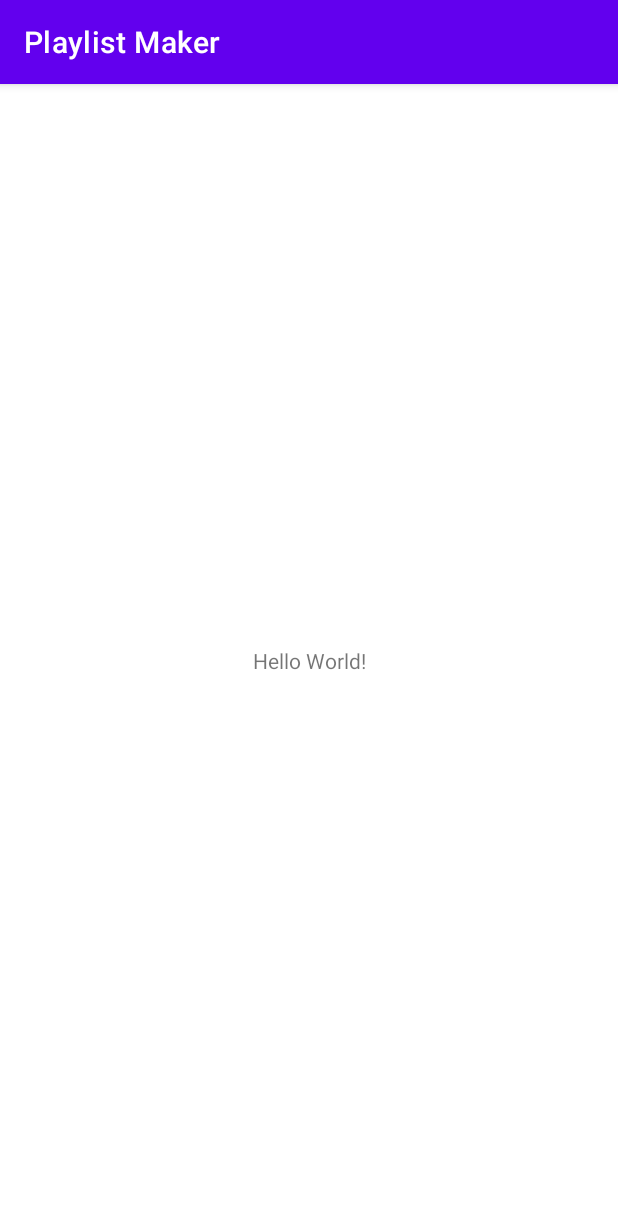
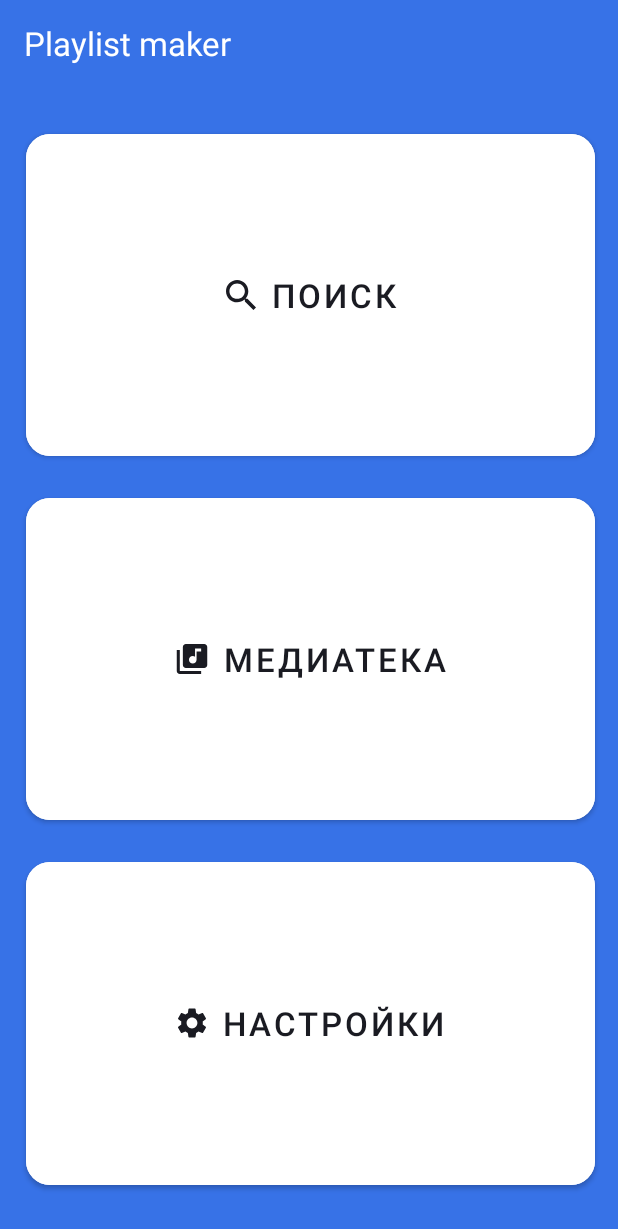
Before and after one commit to DimaK21/PlaylistMaker, an Android app: the screen it shows after launch (MainActivity), on a phone screen of 412 x 824 dp. Shown: the top 1229 px of the screen. Run offline under Robolectric (Android 15) with nearby library versions, the phone set to English and light mode, and no system bars.

Commit message:
main view

```diff
--- a/app/src/main/AndroidManifest.xml
+++ b/app/src/main/AndroidManifest.xml
@@ -9,8 +9,11 @@
         android:icon="@mipmap/ic_launcher"
         android:label="@string/app_name"
         android:supportsRtl="true"
-        android:theme="@style/Theme.PlaylistMaker"
+        android:theme="@style/Theme.MaterialComponents.DayNight.NoActionBar"
         tools:targetApi="31">
+        <activity
+            android:name=".SettingsActivity"
+            android:exported="false" />
         <activity
             android:name=".MainActivity"
             android:exported="true">
--- /dev/null
+++ b/app/src/main/java/ru/kryu/playlistmaker/SettingsActivity.kt
@@ -0,0 +1,11 @@
+package ru.kryu.playlistmaker
+
+import androidx.appcompat.app.AppCompatActivity
+import android.os.Bundle
+
+class SettingsActivity : AppCompatActivity() {
+    override fun onCreate(savedInstanceState: Bundle?) {
+        super.onCreate(savedInstanceState)
+        setContentView(R.layout.activity_settings)
+    }
+}
--- /dev/null
+++ b/app/src/main/res/drawable/media_icon.xml
@@ -0,0 +1,9 @@
+<vector xmlns:android="http://schemas.android.com/apk/res/android"
+    android:width="21dp"
+    android:height="20dp"
+    android:viewportWidth="21"
+    android:viewportHeight="20">
+  <path
+      android:pathData="M18.5,0H6.5C5.4,0 4.5,0.9 4.5,2V14C4.5,15.1 5.4,16 6.5,16H18.5C19.6,16 20.5,15.1 20.5,14V2C20.5,0.9 19.6,0 18.5,0ZM16.5,5H13.5V10.5C13.5,11.88 12.38,13 11,13C9.62,13 8.5,11.88 8.5,10.5C8.5,9.12 9.62,8 11,8C11.57,8 12.08,8.19 12.5,8.51V3H16.5V5ZM2.5,4H0.5V18C0.5,19.1 1.4,20 2.5,20H16.5V18H2.5V4Z"
+      android:fillColor="#1A1B22"/>
+</vector>
--- /dev/null
+++ b/app/src/main/res/drawable/search_icon.xml
@@ -0,0 +1,4 @@
+<vector android:height="20dp" android:viewportHeight="19"
+    android:viewportWidth="19" android:width="20dp" xmlns:android="http://schemas.android.com/apk/res/android">
+    <path android:fillColor="#1A1B22" android:pathData="M13.579,11.95H12.721L12.417,11.656C13.481,10.418 14.122,8.81 14.122,7.061C14.122,3.161 10.961,0 7.061,0C3.161,0 0,3.161 0,7.061C0,10.961 3.161,14.122 7.061,14.122C8.81,14.122 10.418,13.481 11.656,12.417L11.95,12.721V13.579L17.381,19L19,17.381L13.579,11.95ZM7.061,11.95C4.356,11.95 2.173,9.766 2.173,7.061C2.173,4.356 4.356,2.173 7.061,2.173C9.766,2.173 11.95,4.356 11.95,7.061C11.95,9.766 9.766,11.95 7.061,11.95Z"/>
+</vector>
--- /dev/null
+++ b/app/src/main/res/drawable/settings_icon.xml
@@ -0,0 +1,9 @@
+<vector xmlns:android="http://schemas.android.com/apk/res/android"
+    android:width="20dp"
+    android:height="20dp"
+    android:viewportWidth="20"
+    android:viewportHeight="20">
+  <path
+      android:pathData="M17.14,10.94C17.18,10.64 17.2,10.33 17.2,10C17.2,9.68 17.18,9.36 17.13,9.06L19.16,7.48C19.34,7.34 19.39,7.07 19.28,6.87L17.36,3.55C17.24,3.33 16.99,3.26 16.77,3.33L14.38,4.29C13.88,3.91 13.35,3.59 12.76,3.35L12.4,0.81C12.36,0.57 12.16,0.4 11.92,0.4H8.08C7.84,0.4 7.65,0.57 7.61,0.81L7.25,3.35C6.66,3.59 6.12,3.92 5.63,4.29L3.24,3.33C3.02,3.25 2.77,3.33 2.65,3.55L0.74,6.87C0.62,7.08 0.66,7.34 0.86,7.48L2.89,9.06C2.84,9.36 2.8,9.69 2.8,10C2.8,10.31 2.82,10.64 2.87,10.94L0.84,12.52C0.66,12.66 0.61,12.93 0.72,13.13L2.64,16.45C2.76,16.67 3.01,16.74 3.23,16.67L5.62,15.71C6.12,16.09 6.65,16.41 7.24,16.65L7.6,19.19C7.65,19.43 7.84,19.6 8.08,19.6H11.92C12.16,19.6 12.36,19.43 12.39,19.19L12.75,16.65C13.34,16.41 13.88,16.09 14.37,15.71L16.76,16.67C16.98,16.75 17.23,16.67 17.35,16.45L19.27,13.13C19.39,12.91 19.34,12.66 19.15,12.52L17.14,10.94ZM10,13.6C8.02,13.6 6.4,11.98 6.4,10C6.4,8.02 8.02,6.4 10,6.4C11.98,6.4 13.6,8.02 13.6,10C13.6,11.98 11.98,13.6 10,13.6Z"
+      android:fillColor="#1A1B22"/>
+</vector>
--- a/app/src/main/res/layout/activity_main.xml
+++ b/app/src/main/res/layout/activity_main.xml
@@ -1,18 +1,72 @@
 <?xml version="1.0" encoding="utf-8"?>
-<androidx.constraintlayout.widget.ConstraintLayout xmlns:android="http://schemas.android.com/apk/res/android"
+<LinearLayout xmlns:android="http://schemas.android.com/apk/res/android"
     xmlns:app="http://schemas.android.com/apk/res-auto"
     xmlns:tools="http://schemas.android.com/tools"
     android:layout_width="match_parent"
     android:layout_height="match_parent"
-    tools:context=".MainActivity">
+    tools:context=".MainActivity"
+    android:orientation="vertical"
+    android:background="#3772E7">
 
     <TextView
         android:layout_width="wrap_content"
         android:layout_height="wrap_content"
-        android:text="Hello World!"
-        app:layout_constraintBottom_toBottomOf="parent"
-        app:layout_constraintEnd_toEndOf="parent"
-        app:layout_constraintStart_toStartOf="parent"
-        app:layout_constraintTop_toTopOf="parent" />
+        android:text="Playlist maker"
+        android:layout_marginTop="14dp"
+        android:layout_marginLeft="16dp"
+        android:textSize="22sp"
+        android:textColor="#FFFFFF" />
 
-</androidx.constraintlayout.widget.ConstraintLayout>
+    <Button
+        android:layout_width="match_parent"
+        android:layout_height="0dp"
+        android:layout_weight="1"
+        android:layout_marginTop="40dp"
+        android:layout_marginLeft="17dp"
+        android:layout_marginRight="15dp"
+        android:backgroundTint="#FFFFFF"
+        android:text="Поиск"
+        android:textColor="#1A1B22"
+        app:cornerRadius="16dp"
+        android:textSize="22sp"
+        app:icon="@drawable/search_icon"
+        app:iconGravity="textStart"
+        app:iconPadding="10dp"
+        app:iconTint="#1A1B22"/>
+
+    <Button
+        android:layout_width="match_parent"
+        android:layout_height="0dp"
+        android:layout_weight="1"
+        android:layout_marginTop="16dp"
+        android:layout_marginLeft="17dp"
+        android:layout_marginRight="15dp"
+        android:backgroundTint="#FFFFFF"
+        android:text="Медиатека"
+        android:textColor="#1A1B22"
+        app:cornerRadius="16dp"
+        android:textSize="22sp"
+        app:icon="@drawable/media_icon"
+        app:iconGravity="textStart"
+        app:iconPadding="10dp"
+        app:iconTint="#1A1B22"/>
+
+    <Button
+        android:layout_width="match_parent"
+        android:layout_height="0dp"
+        android:layout_weight="1"
+        android:layout_marginTop="16dp"
+        android:layout_marginLeft="17dp"
+        android:layout_marginRight="15dp"
+        android:layout_marginBottom="28dp"
+        android:backgroundTint="#FFFFFF"
+        android:text="Настройки"
+        android:textColor="#1A1B22"
+        app:cornerRadius="16dp"
+        android:textSize="22sp"
+        app:icon="@drawable/settings_icon"
+        app:iconGravity="textStart"
+        app:iconPadding="10dp"
+        app:iconTint="#1A1B22"/>
+
+</LinearLayout>
--- /dev/null
+++ b/app/src/main/res/layout/activity_settings.xml
@@ -0,0 +1,9 @@
+<?xml version="1.0" encoding="utf-8"?>
+<androidx.constraintlayout.widget.ConstraintLayout xmlns:android="http://schemas.android.com/apk/res/android"
+    xmlns:app="http://schemas.android.com/apk/res-auto"
+    xmlns:tools="http://schemas.android.com/tools"
+    android:layout_width="match_parent"
+    android:layout_height="match_parent"
+    tools:context=".SettingsActivity">
+
+</androidx.constraintlayout.widget.ConstraintLayout>
```
